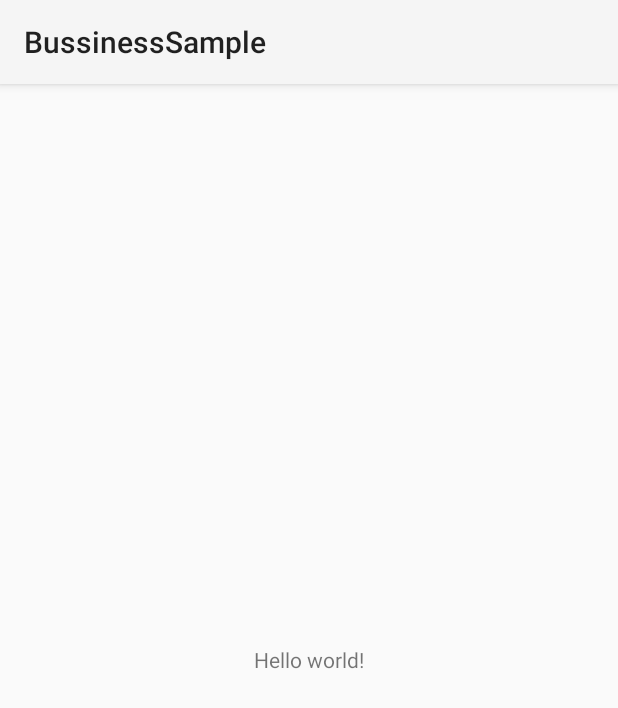
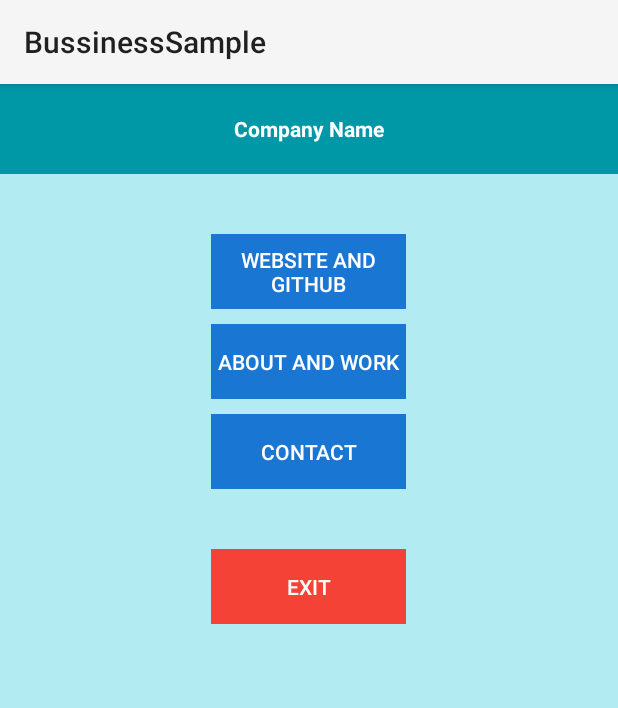
Before and after one commit to MCUnderground/BussinesApp-BaseCode, an Android app: the screen it shows after launch (MainActivity), on a phone screen of 412 x 824 dp. Shown: the top 708 px of the screen. Run offline under Robolectric (Android 15) with nearby library versions, the phone set to English and light mode, and no system bars.

Commit message:
Added alot

```diff
--- a/BussinessSample/app/src/main/java/com/mcunderground/bussinesapp/MainActivity.java
+++ b/BussinessSample/app/src/main/java/com/mcunderground/bussinesapp/MainActivity.java
@@ -2,13 +2,82 @@ package com.mcunderground.bussinesapp;
 
 import android.app.*;
 import android.os.*;
+import android.widget.*;
+import android.view.View.*;
+import android.view.*;
+import android.content.*;
+import android.net.*;
 
-public class MainActivity extends Activity
+public class MainActivity extends Activity implements OnClickListener
 {
+	Button websites;
+	Button about;
+	Button contact;
+	Button exit;
+
     @Override
     protected void onCreate(Bundle savedInstanceState)
     {
         super.onCreate(savedInstanceState);
         setContentView(R.layout.main);
+
+		websites = (Button)findViewById(R.id.webBtn);
+		about = (Button)findViewById(R.id.aboutBtn);
+		contact = (Button)findViewById(R.id.contactBtn);
+		exit = (Button)findViewById(R.id.exitBtn);
+
+		websites.setOnClickListener(this);
+		about.setOnClickListener(this);
+		contact.setOnClickListener(this);
+		exit.setOnClickListener(this);
     }
+
+	@Override
+	public void onClick(View v){
+		if(v == websites){
+			Intent web = new Intent(this, Websites.class);
+			startActivity(web);
+
+		}
+
+		if(v == about){
+			Intent about = new Intent(this, About.class);
+			startActivity(about);
+		}
+
+		if(v == contact){
+			AlertDialog.Builder contactAlert = new AlertDialog.Builder(this);
+			contactAlert.setIcon(R.drawable.contact);
+			contactAlert.setMessage("Contact us by mailing, or calling us")
+			.setPositiveButton("Call", new DialogInterface.OnClickListener(){
+					public void onClick(DialogInterface dialog, int which){
+						Intent call = new Intent(Intent.ACTION_CALL);
+						call.setData(Uri.parse("tel:123"));
+						startActivity(call);
+					}
+
+				})
+				.setNegativeButton("Mail", new DialogInterface.OnClickListener(){
+					public void onClick(DialogInterface dialog, int which){
+						Intent mail = new Intent(Intent.ACTION_SEND);
+						mail.putExtra(Intent.EXTRA_EMAIL, new String[]{"daniel.barinak@gmail.com"});
+						mail.putExtra(Intent.EXTRA_SUBJECT, "Contact from app");
+						mail.putExtra(Intent.EXTRA_TEXT, "Message Below:");
+
+						mail.setType("message/rfc822");
+						startActivity(Intent.createChooser(mail, "Choose from following:"));
+					}
+
+				})
+				.setTitle("Contact Us")
+				.create();
+			contactAlert.show();
+
+		}
+
+		if(v == exit){
+			finish();
+		}
+
+	}
 }
--- /dev/null
+++ b/BussinessSample/app/src/main/res/layout/about.xml
@@ -0,0 +1,6 @@
+<LinearLayout xmlns:android="http://schemas.android.com/apk/res/android"
+    android:layout_width="fill_parent"
+    android:layout_height="fill_parent"
+    android:orientation="vertical">
+
+</LinearLayout>
--- a/BussinessSample/app/src/main/res/layout/main.xml
+++ b/BussinessSample/app/src/main/res/layout/main.xml
@@ -1,11 +1,66 @@
-<LinearLayout xmlns:android="http://schemas.android.com/apk/res/android"
-    android:layout_width="match_parent"
-    android:layout_height="match_parent"
-    android:gravity="center">
+<RelativeLayout xmlns:android="http://schemas.android.com/apk/res/android"
+    android:layout_width="fill_parent"
+    android:layout_height="fill_parent"
+	android:background="#b3ebf2">
 
-    <TextView
-        android:text="@string/hello_world"
-        android:layout_width="wrap_content"
-        android:layout_height="wrap_content" />
+	<TextView
+		android:id="@+id/title"
+        android:layout_width="fill_parent"
+        android:layout_height="60dp"
+		android:gravity="center"
+		android:text="Company Name"
+		android:textStyle="bold"
+		android:textColor="#ffffff"
+		android:background="#0097a7">
 
-</LinearLayout>
+	</TextView>
+
+	<Button
+		android:id="@+id/webBtn"
+        android:layout_width="130dp"
+        android:layout_height="50dp"
+		android:textColor="#ffffff"
+		android:layout_marginTop="100dp"
+		android:layout_centerHorizontal="true"
+		android:background="#1976D2"
+		style="?android:attr/borderlessButtonStyle"
+		android:text="Website and Github"	/>
+	<Button
+		android:id="@+id/aboutBtn"
+        android:layout_width="130dp"
+        android:layout_height="50dp"
+		android:textColor="#ffffff"
+		android:layout_marginTop="10dp"
+		android:background="#1976D2"
+		style="?android:attr/borderlessButtonStyle"
+		android:layout_centerHorizontal="true"
+		android:layout_below="@id/webBtn"
+     	android:text="About and Work"	/>
+
+	<Button
+		android:id="@+id/contactBtn"
+        android:layout_width="130dp"
+        android:layout_height="50dp"
+		android:textColor="#ffffff"
+		android:background="#1976D2"
+		style="?android:attr/borderlessButtonStyle"
+		android:layout_marginTop="10dp"
+		android:layout_centerHorizontal="true"
+		android:layout_below="@id/aboutBtn"
+		android:text="Contact"	/>
+
+	<Button
+		android:id="@+id/exitBtn"
+        android:layout_width="130dp"
+        android:layout_height="50dp"
+		android:textColor="#ffffff"
+		android:layout_centerHorizontal="true"
+		android:layout_below="@id/contactBtn"
+		android:layout_marginTop="40dp"
+     	android:background="#f44336"
+		style="?android:attr/borderlessButtonStyle"
+		android:text="Exit"	/>
+
+
+
+</RelativeLayout>
--- /dev/null
+++ b/BussinessSample/app/src/main/res/layout/website.xml
@@ -0,0 +1,6 @@
+<LinearLayout xmlns:android="http://schemas.android.com/apk/res/android"
+    android:layout_width="fill_parent"
+    android:layout_height="fill_parent"
+    android:orientation="vertical">
+
+</LinearLayout>
```
Also changed, not shown: BussinessSample/app/src/main/AndroidManifest.xml (+23 -0 lines), BussinessSample/app/src/main/java/com/mcunderground/bussinesapp/About.java (added, +16 -0 lines), BussinessSample/app/src/main/java/com/mcunderground/bussinesapp/Websites.java (added, +17 -0 lines), BussinessSample/app/src/main/res/drawable-hdpi/contact.png (added), 76 other files.
